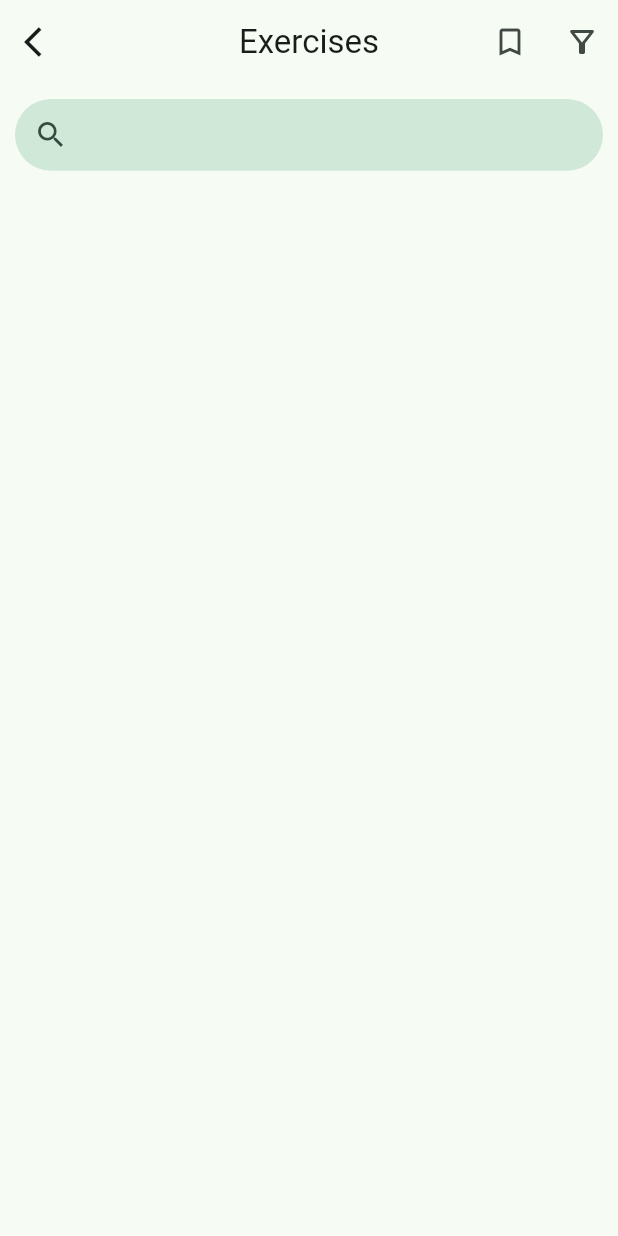
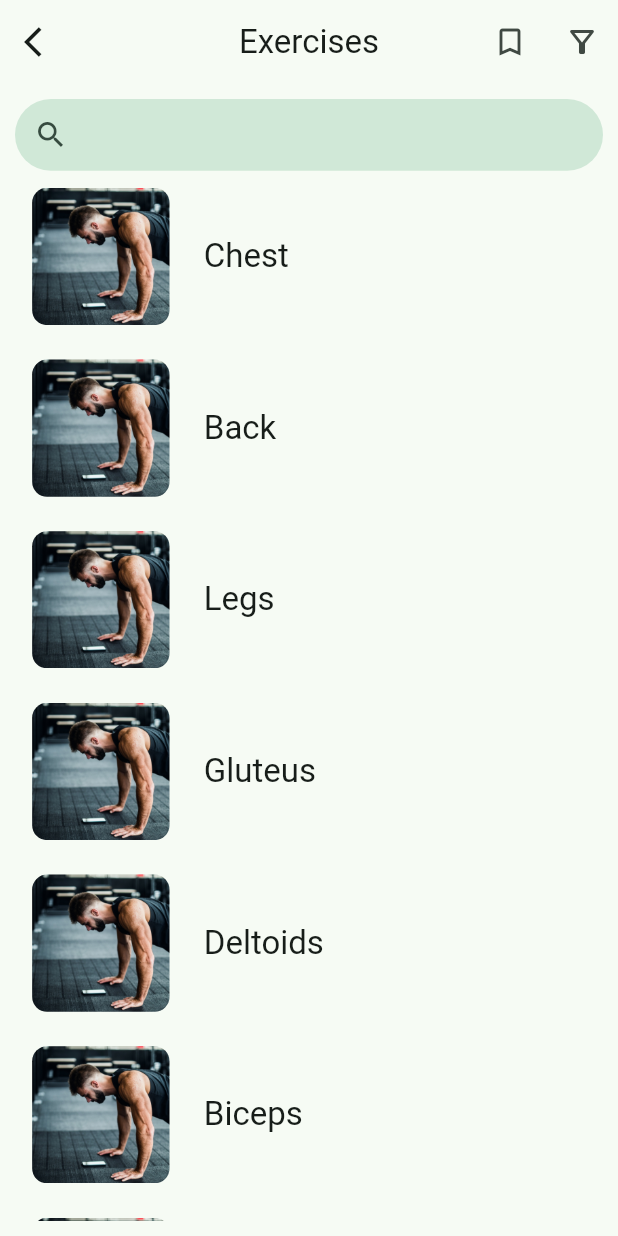
Before and after one commit to zaihcodes/fitness_app_ui, a Flutter app: the ExercisesScreen screen opened directly, on a phone screen of 412 x 824 dp. Run offline on Flutter 3.47's test engine with Material 3 defaults, Android fonts, the light colour scheme and no system bars; our stand-ins replace fl_chart, flutter_screenutil.

Commit message:
Added the exercises list to exercises_screen with default data

```diff
--- /dev/null
+++ b/lib/features/exercises/exerciese_app_bar.dart
@@ -0,0 +1,36 @@
+import 'package:flutter/material.dart';
+
+AppBar buildExercisesAppBar(ThemeData theme, BuildContext context,
+    {required String title}) {
+  return AppBar(
+    backgroundColor: theme.colorScheme.surface,
+    elevation: 0,
+    scrolledUnderElevation: 0,
+    leading: IconButton(
+      onPressed: () {
+        Navigator.pop(context);
+      },
+      icon: Icon(
+        Icons.arrow_back_ios,
+        color: theme.colorScheme.onSurface,
+      ),
+    ),
+    title: Text(
+      title,
+      style: TextStyle(color: theme.colorScheme.onSurface),
+    ),
+    centerTitle: true,
+    actions: [
+      IconButton(
+          onPressed: () {},
+          icon: const Icon(
+            Icons.bookmark_outline,
+          )),
+      IconButton(
+          onPressed: () {},
+          icon: const Icon(
+            Icons.filter_alt_outlined,
+          ))
+    ],
+  );
+}
--- a/lib/features/exercises/exercises_screen.dart
+++ b/lib/features/exercises/exercises_screen.dart
@@ -1,5 +1,7 @@
 import 'package:flutter/material.dart';
 import 'package:flutter_screenutil/flutter_screenutil.dart';
+
+import 'exerciese_app_bar.dart';
 
 class ExercisesScreen extends StatefulWidget {
   const ExercisesScreen({super.key});
@@ -9,12 +11,25 @@ class ExercisesScreen extends StatefulWidget {
 }
 
 class _ExercisesScreenState extends State<ExercisesScreen> {
+  final List<BodyPart> bodyParts = [
+    const BodyPart(part: 'Chest', imgPath: 'assets/images/gym_training.jpg'),
+    const BodyPart(part: 'Back', imgPath: 'assets/images/gym_training.jpg'),
+    const BodyPart(part: 'Legs', imgPath: 'assets/images/gym_training.jpg'),
+    const BodyPart(part: 'Gluteus', imgPath: 'assets/images/gym_training.jpg'),
+    const BodyPart(part: 'Deltoids', imgPath: 'assets/images/gym_training.jpg'),
+    const BodyPart(part: 'Biceps', imgPath: 'assets/images/gym_training.jpg'),
+    const BodyPart(part: 'Triceps', imgPath: 'assets/images/gym_training.jpg'),
+    const BodyPart(part: 'Foream', imgPath: 'assets/images/gym_training.jpg'),
+    const BodyPart(part: 'Abs', imgPath: 'assets/images/gym_training.jpg'),
+    const BodyPart(
+        part: 'Functional workout', imgPath: 'assets/images/gym_training.jpg'),
+  ];
   @override
   Widget build(BuildContext context) {
     final theme = Theme.of(context);
     return Scaffold(
       backgroundColor: theme.colorScheme.surface,
-      appBar: buildExercisesAppBar(theme, context),
+      appBar: buildExercisesAppBar(theme, context, title: 'Exercises'),
       body: Padding(
         padding: const EdgeInsets.all(10.0),
         child: Column(
@@ -36,42 +51,54 @@ class _ExercisesScreenState extends State<ExercisesScreen> {
                   fillColor: theme.colorScheme.secondaryContainer,
                 ),
               ),
-            )
+            ),
+            Expanded(
+              child: ListView.builder(
+                itemCount: bodyParts.length,
+                itemBuilder: (context, index) {
+                  final bodyPart = bodyParts[index];
+                  return GestureDetector(
+                    child: Padding(
+                      padding: EdgeInsets.all(10.w),
+                      child: Row(
+                        children: [
+                          Container(
+                            width: 80.w,
+                            height: 80.w,
+                            decoration: BoxDecoration(
+                                borderRadius: BorderRadius.circular(10),
+                                image: DecorationImage(
+                                  image: AssetImage(bodyPart.imgPath),
+                                  fit: BoxFit.cover,
+                                )),
+                          ),
+                          SizedBox(width: 20.w),
+                          Expanded(
+                            child: Text(
+                              bodyPart.part,
+                              style: theme.textTheme.titleLarge,
+                            ),
+                          ),
+                        ],
+                      ),
+                    ),
+                  );
+                },
+              ),
+            ),
           ],
         ),
       ),
     );
   }
+}
 
-  AppBar buildExercisesAppBar(ThemeData theme, BuildContext context) {
-    return AppBar(
-      backgroundColor: theme.colorScheme.surface,
-      leading: IconButton(
-        onPressed: () {
-          Navigator.pop(context);
-        },
-        icon: Icon(
-          Icons.arrow_back_ios,
-          color: theme.colorScheme.onSurface,
-        ),
-      ),
-      title: Text(
-        'Exercises',
-        style: TextStyle(color: theme.colorScheme.onSurface),
-      ),
-      centerTitle: true,
-      actions: [
-        IconButton(
-            onPressed: () {},
-            icon: Icon(
-              Icons.bookmark_outline,
-            )),
-        IconButton(
-            onPressed: () {},
-            icon: Icon(
-              Icons.filter_alt_outlined,
-            ))
-      ],
-    );
-  }
+class BodyPart {
+  final String part;
+  final String imgPath;
+
+  const BodyPart({
+    required this.part,
+    required this.imgPath,
+  });
 }
```
